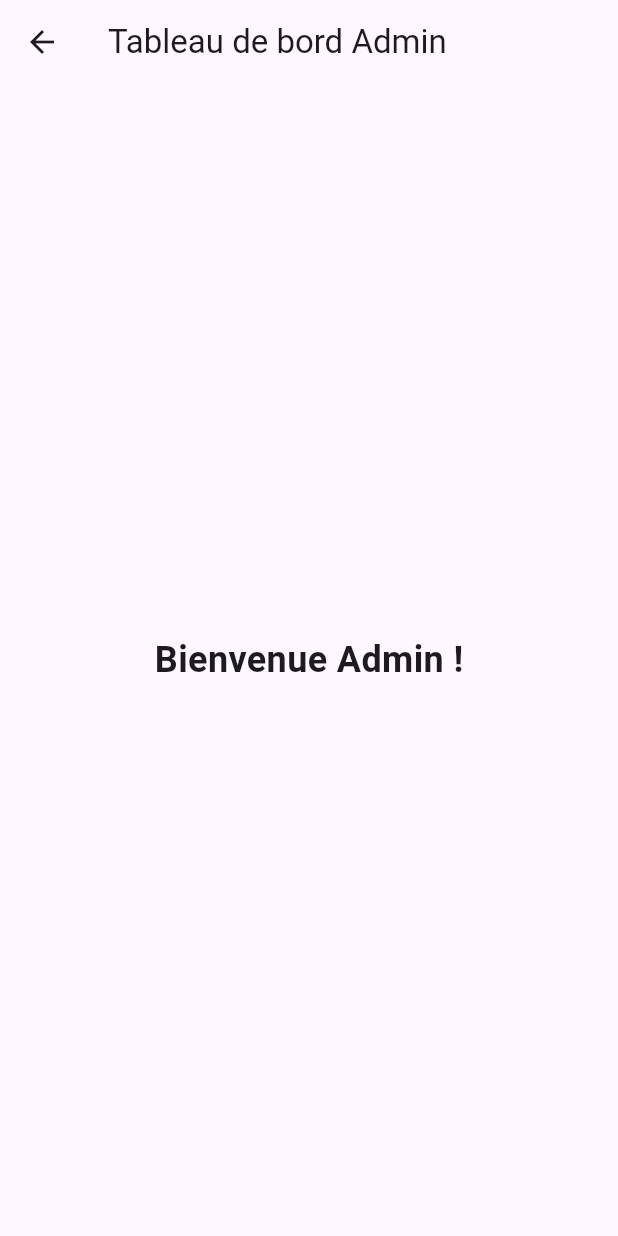
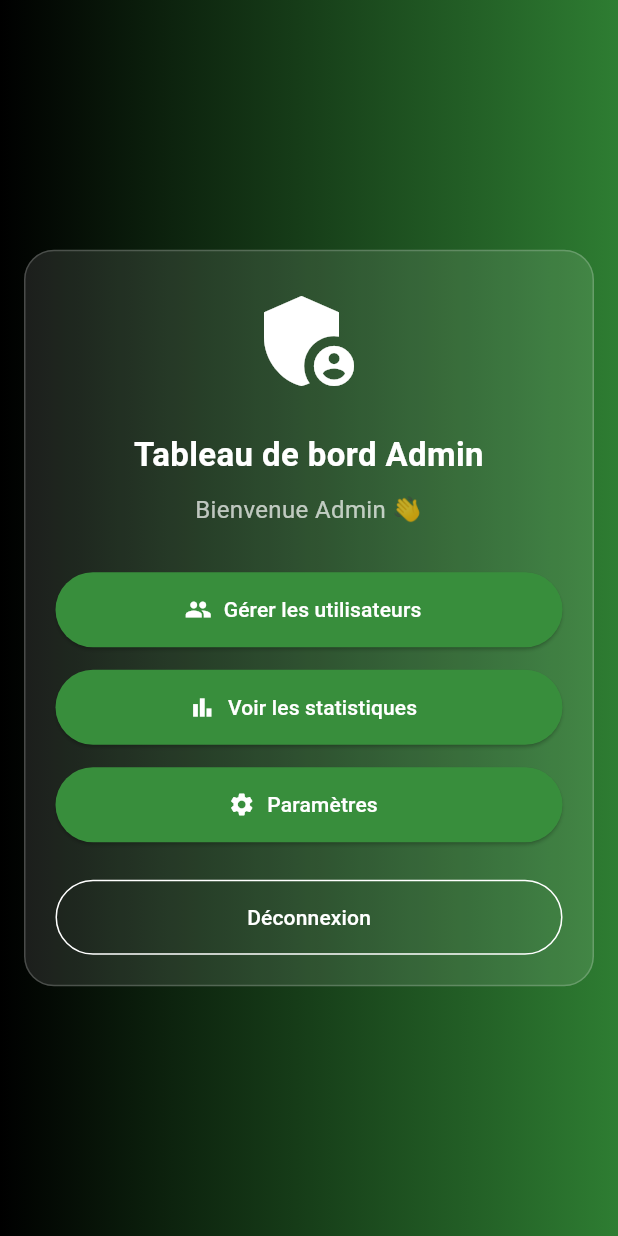
Before and after one commit to ndaobabacar2023-byte/Semence-smart, a Flutter app: the AdminHomeScreen screen opened directly, on a phone screen of 412 x 824 dp. Run offline on Flutter 3.47's test engine with Material 3 defaults, Android fonts, the phone set to English and light mode, and no system bars; our stand-ins replace fluttertoast, shared_preferences; accounts and stored records are empty.

Commit message:
Redesign Admin Home Screen layout and style

```diff
--- a/frontend/lib/screens/admin_home_screen.dart
+++ b/frontend/lib/screens/admin_home_screen.dart
@@ -4,11 +4,131 @@ class AdminHomeScreen extends StatelessWidget {
   @override
   Widget build(BuildContext context) {
     return Scaffold(
-      appBar: AppBar(title: Text("Tableau de bord Admin")),
-      body: Center(
-        child: Text(
-          "Bienvenue Admin !",
-          style: TextStyle(fontSize: 24, fontWeight: FontWeight.bold),
+      body: Container(
+        decoration: const BoxDecoration(
+          gradient: LinearGradient(
+            colors: [Colors.black, Color(0xFF2E7D32)],
+          ),
+        ),
+        child: Center(
+          child: SingleChildScrollView(
+            child: Padding(
+              padding: const EdgeInsets.all(16),
+              child: Container(
+                constraints: const BoxConstraints(maxWidth: 400),
+                padding: const EdgeInsets.all(20),
+                decoration: BoxDecoration(
+                  color: Colors.white.withOpacity(0.1),
+                  borderRadius: BorderRadius.circular(20),
+                  border: Border.all(
+                    color: Colors.white.withOpacity(0.2),
+                  ),
+                ),
+                child: Column(
+                  mainAxisSize: MainAxisSize.min,
+                  children: [
+
+                    // 🔥 Icône
+                    Icon(
+                      Icons.admin_panel_settings,
+                      size: 80,
+                      color: Colors.white,
+                    ),
+
+                    SizedBox(height: 20),
+
+                    // 🔥 Titre
+                    Text(
+                      "Tableau de bord Admin",
+                      textAlign: TextAlign.center,
+                      style: TextStyle(
+                        color: Colors.white,
+                        fontSize: 22,
+                        fontWeight: FontWeight.bold,
+                      ),
+                    ),
+
+                    SizedBox(height: 10),
+
+                    // 🔥 Sous-titre
+                    Text(
+                      "Bienvenue Admin 👋",
+                      textAlign: TextAlign.center,
+                      style: TextStyle(
+                        color: Colors.white70,
+                        fontSize: 16,
+                      ),
+                    ),
+
+                    SizedBox(height: 30),
+
+                    // 🔥 Bouton 1
+                    ElevatedButton.icon(
+                      onPressed: () {
+                        // TODO: gérer utilisateurs
+                      },
+                      icon: Icon(Icons.people),
+                      label: Text("Gérer les utilisateurs"),
+                      style: ElevatedButton.styleFrom(
+                        backgroundColor: Colors.green[700],
+                        foregroundColor: Colors.white,
+                        minimumSize: Size(double.infinity, 50),
+                      ),
+                    ),
+
+                    SizedBox(height: 15),
+
+                    // 🔥 Bouton 2
+                    ElevatedButton.icon(
+                      onPressed: () {
+                        // TODO: voir statistiques
+                      },
+                      icon: Icon(Icons.bar_chart),
+                      label: Text("Voir les statistiques"),
+                      style: ElevatedButton.styleFrom(
+                        backgroundColor: Colors.green[700],
+                        foregroundColor: Colors.white,
+                        minimumSize: Size(double.infinity, 50),
+                      ),
+                    ),
+
+                    SizedBox(height: 15),
+
+                    // 🔥 Bouton 3
+                    ElevatedButton.icon(
+                      onPressed: () {
+                        // TODO: paramètres
+                      },
+                      icon: Icon(Icons.settings),
+                      label: Text("Paramètres"),
+                      style: ElevatedButton.styleFrom(
+                        backgroundColor: Colors.green[700],
+                        foregroundColor: Colors.white,
+                        minimumSize: Size(double.infinity, 50),
+                      ),
+                    ),
+
+                    SizedBox(height: 25),
+
+                    // 🔥 Déconnexion
+                    OutlinedButton(
+                      onPressed: () {
+                        Navigator.pop(context);
+                      },
+                      style: OutlinedButton.styleFrom(
+                        side: BorderSide(color: Colors.white),
+                        minimumSize: Size(double.infinity, 50),
+                      ),
+                      child: Text(
+                        "Déconnexion",
+                        style: TextStyle(color: Colors.white),
+                      ),
+                    ),
+                  ],
+                ),
+              ),
+            ),
+          ),
         ),
       ),
     );
```
